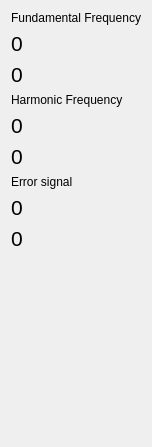
First picture: the form in digitalLock/ui/LockStatus.ui, repository MonroeQuantumNetworks/IonControl, before the edit.
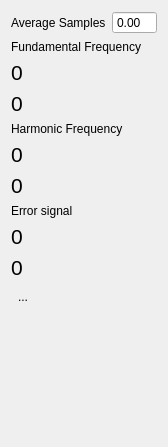
Second picture: the form after the edit. Icons and pictures are not drawn. Custom widgets are drawn as their Qt base class.

Diff of the .ui file:
```diff
--- a/digitalLock/ui/LockStatus.ui
+++ b/digitalLock/ui/LockStatus.ui
@@ -6,7 +6,7 @@
    <rect>
     <x>0</x>
     <y>0</y>
-    <width>134</width>
+    <width>168</width>
     <height>447</height>
    </rect>
   </property>
@@ -14,6 +14,30 @@
    <string>Form</string>
   </property>
   <layout class="QVBoxLayout" name="verticalLayout">
+   <item>
+    <layout class="QHBoxLayout" name="horizontalLayout">
+     <item>
+      <widget class="QLabel" name="label_5">
+       <property name="text">
+        <string>Average Samples</string>
+       </property>
+      </widget>
+     </item>
+     <item>
+      <widget class="MagnitudeSpinBox" name="magHistoryAccum">
+       <property name="sizePolicy">
+        <sizepolicy hsizetype="MinimumExpanding" vsizetype="Fixed">
+         <horstretch>0</horstretch>
+         <verstretch>0</verstretch>
+        </sizepolicy>
+       </property>
+       <property name="buttonSymbols">
+        <enum>QAbstractSpinBox::NoButtons</enum>
+       </property>
+      </widget>
+     </item>
+    </layout>
+   </item>
    <item>
     <widget class="QLabel" name="label">
      <property name="text">
@@ -143,6 +167,26 @@
      </property>
     </widget>
    </item>
+   <item>
+    <widget class="QToolButton" name="addTraceButton">
+     <property name="text">
+      <string>...</string>
+     </property>
+     <property name="icon">
+      <iconset resource="RepetitionRate.qrc">
+       <normaloff>:/openicon/icons/add-plot.png</normaloff>:/openicon/icons/add-plot.png</iconset>
+     </property>
+     <property name="iconSize">
+      <size>
+       <width>24</width>
+       <height>24</height>
+      </size>
+     </property>
+     <property name="autoRaise">
+      <bool>true</bool>
+     </property>
+    </widget>
+   </item>
    <item>
     <spacer name="verticalSpacer">
      <property name="orientation">
@@ -158,6 +202,15 @@
    </item>
   </layout>
  </widget>
- <resources/>
+ <customwidgets>
+  <customwidget>
+   <class>MagnitudeSpinBox</class>
+   <extends>QDoubleSpinBox</extends>
+   <header>uiModules.MagnitudeSpinBox</header>
+  </customwidget>
+ </customwidgets>
+ <resources>
+  <include location="RepetitionRate.qrc"/>
+ </resources>
  <connections/>
 </ui>
```
